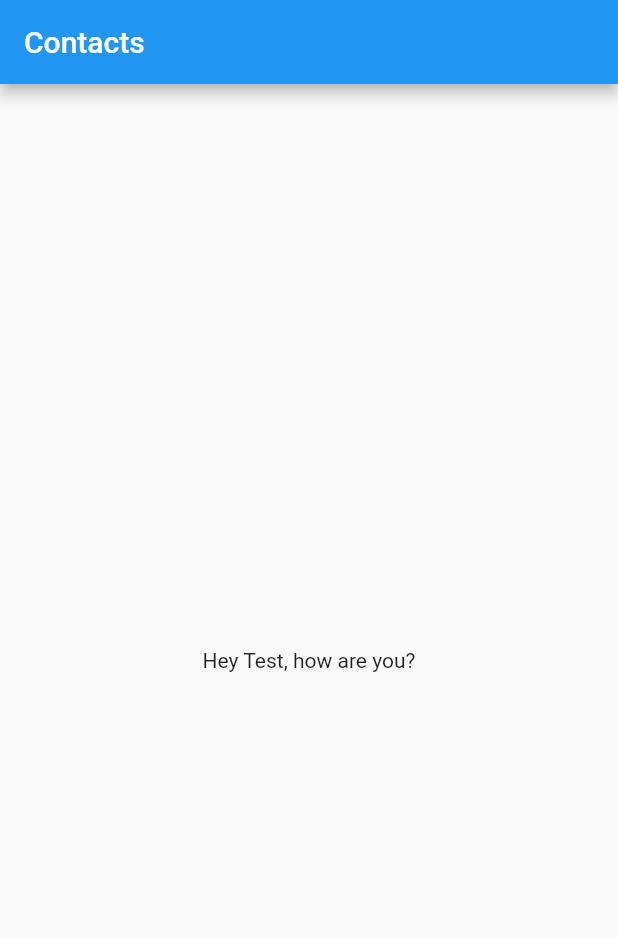
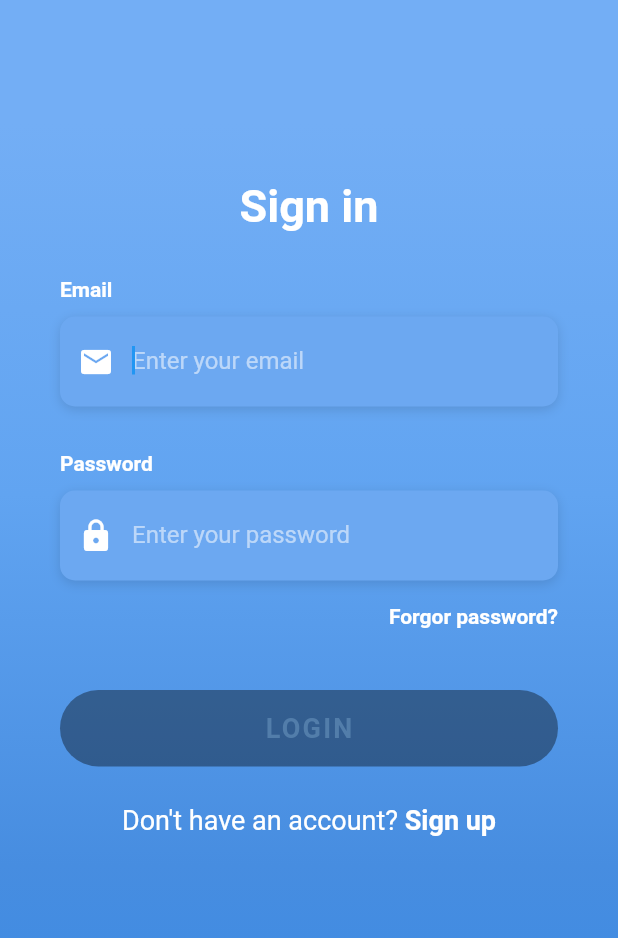
Before and after one commit to LeonardoDeFaveri/ContactsApp, a Flutter app: the screen it shows after launch, on a phone screen of 412 x 824 dp. Shown: the top 938 px of the screen. Run offline on Flutter 3.47's test engine with Material 2 defaults, Android fonts, the phone set to English and light mode, and no system bars; generated files the repository leaves out were written again; Roboto replaces fonts that are missing (OpenSans).

Commit message:
Modificata la UI della pagina di login (secondo un modello preso da YouTube)

```diff
--- a/assets/translations/en.json
+++ b/assets/translations/en.json
@@ -1,4 +1,16 @@
 {
-    "string": "impressive",
-    "string_with_interpolation": "Hey $name, how are you?"
+    "cancel": "Cancel",
+    "confirm": "Confirm",
+
+    "sign_in": "Sign in",
+    "login": "Login",
+    "email": "Email",
+    "password": "Password",
+    "email_hint": "Enter your email",
+    "password_hint": "Enter your password",
+    "empty_field_warning": "Field cannot be left blanck",
+    "change_password_hint": "Forgor password?",
+    "create_new_user_hint": "Don't have an account?",
+    "sign_up": "Sign up",
+    "form_leaving_confirmation": "Are you sure you want to abandon the form? Any changes will be lost."
 }
--- a/assets/translations/it.json
+++ b/assets/translations/it.json
@@ -1,4 +1,14 @@
 {
-    "string": "impressionante",
-    "string_with_interpolation": "Ciao $name, come stai?"
+    "cancel": "Annulla",
+    "confirm": "Conferma",
+
+    "sign_in": "Accedi",
+    "login": "Accedi",
+    "email_hint": "Inserisci il tuo indirizzo email",
+    "password_hint": "Inserisci la tua password",
+    "empty_field_warning": "Il campo non può essere lasciato vuoto",
+    "change_password_hint": "Password dimenticata?",
+    "create_new_user_hint": "Non hai un account?",
+    "sign_up": "Creane uno",
+    "form_leaving_confirmation": "Sei sicuro di voler abbandonare la pagina? Ogni modifica andrà persa."
 }
--- a/lib/main.dart
+++ b/lib/main.dart
@@ -1,4 +1,5 @@
 import 'dart:ui';
+import 'package:Contacts/pages/login_page.dart';
 import 'package:flutter/material.dart';
 import 'package:flutter_localizations/flutter_localizations.dart';
 
@@ -13,6 +14,7 @@ class MyApp extends StatelessWidget {
   Widget build(BuildContext context) {
     return MaterialApp(
       title: 'Contacts',
+      debugShowCheckedModeBanner: false,
       theme: ThemeData(
         primarySwatch: Colors.blue,
         visualDensity: VisualDensity.adaptivePlatformDensity,
@@ -26,7 +28,9 @@ class MyApp extends StatelessWidget {
         GlobalMaterialLocalizations.delegate,
         GlobalWidgetsLocalizations.delegate,
       ],
-      home: MyHomePage(title: 'Contacts'),
+      home: Scaffold(
+        body: LoginPage(),
+      ),
     );
   }
 }
--- /dev/null
+++ b/lib/pages/login_page.dart
@@ -0,0 +1,295 @@
+import 'package:Contacts/models/user.dart';
+import 'package:Contacts/translations_managament/app_localizations.dart';
+import 'package:flutter/material.dart';
+import 'package:flutter/services.dart';
+
+final kHintTextStyle = TextStyle(
+  color: Colors.white54,
+  fontFamily: 'OpenSans',
+);
+
+final kLabelStyle = TextStyle(
+  color: Colors.white,
+  fontWeight: FontWeight.bold,
+  fontFamily: 'OpenSans',
+);
+
+final kBoxDecorationStyle = BoxDecoration(
+  color: Color(0xFF6CA8F1),
+  borderRadius: BorderRadius.circular(10.0),
+  boxShadow: [
+    BoxShadow(
+      color: Colors.black12,
+      blurRadius: 6.0,
+      offset: Offset(0, 2),
+    ),
+  ],
+);
+
+class LoginPage extends StatefulWidget {
+  @override
+  _LoginPageState createState() => _LoginPageState();
+}
+
+class _LoginPageState extends State<LoginPage> {
+  final GlobalKey<FormState> _formKey = GlobalKey<FormState>();
+  bool _formEmpty = true;
+  String _email = "";
+  String _password = "";
+
+  Widget _buildEmailTF() {
+    return Column(
+      crossAxisAlignment: CrossAxisAlignment.start,
+      children: <Widget>[
+        Text(
+          AppLocalizations.instance.translate('email'),
+          style: kLabelStyle,
+        ),
+        SizedBox(height: 10.0),
+        Container(
+          alignment: Alignment.centerLeft,
+          decoration: kBoxDecorationStyle,
+          height: 60.0,
+          child: TextFormField(
+            autofocus: true,
+            keyboardType: TextInputType.emailAddress,
+            style: TextStyle(
+              color: Colors.white,
+              fontFamily: 'OpenSans',
+            ),
+            decoration: InputDecoration(
+              border: InputBorder.none,
+              contentPadding: EdgeInsets.only(top: 14.0),
+              prefixIcon: Icon(
+                Icons.email,
+                color: Colors.white,
+              ),
+              hintText: AppLocalizations.instance.translate('email_hint'),
+              hintStyle: kHintTextStyle,
+            ),
+            onSaved: (value) => _email = value,
+          ),
+        ),
+      ],
+    );
+  }
+
+  Widget _buildPasswordTF() {
+    return Column(
+      crossAxisAlignment: CrossAxisAlignment.start,
+      children: <Widget>[
+        Text(
+          AppLocalizations.instance.translate('password'),
+          style: kLabelStyle,
+        ),
+        SizedBox(height: 10.0),
+        Container(
+          alignment: Alignment.centerLeft,
+          decoration: kBoxDecorationStyle,
+          height: 60.0,
+          child: TextFormField(
+            obscureText: true,
+            style: TextStyle(
+              color: Colors.white,
+              fontFamily: 'OpenSans',
+            ),
+            decoration: InputDecoration(
+              border: InputBorder.none,
+              contentPadding: EdgeInsets.only(top: 14.0),
+              prefixIcon: Icon(
+                Icons.lock,
+                color: Colors.white,
+              ),
+              hintText: AppLocalizations.instance.translate('password_hint'),
+              hintStyle: kHintTextStyle,
+            ),
+            onSaved: (value) => _password = value,
+          ),
+        ),
+      ],
+    );
+  }
+
+  Widget _buildForgotPasswordBtn() {
+    return Container(
+      alignment: Alignment.centerRight,
+      child: FlatButton(
+        onPressed: () => print('Forgot Password Button Pressed'),
+        padding: EdgeInsets.only(right: 0.0),
+        child: Text(
+          AppLocalizations.instance.translate('change_password_hint'),
+          style: kLabelStyle,
+        ),
+      ),
+    );
+  }
+
+  Widget _buildLoginBtn() {
+    return Container(
+      padding: EdgeInsets.symmetric(vertical: 25.0),
+      width: double.infinity,
+      child: RaisedButton(
+        elevation: 5.0,
+        padding: EdgeInsets.all(15.0),
+        shape: RoundedRectangleBorder(
+          borderRadius: BorderRadius.circular(30.0),
+        ),
+        color: Colors.white,
+        child: Text(
+          AppLocalizations.instance.translate('login').toUpperCase(),
+          style: TextStyle(
+            color: Color(0xFF527DAA),
+            letterSpacing: 1.5,
+            fontSize: 18.0,
+            fontWeight: FontWeight.bold,
+            fontFamily: 'OpenSans',
+          ),
+        ),
+        onPressed: _formEmpty
+            ? null
+            : () {
+                if (_formKey.currentState.validate()) {
+                  _formKey.currentState.save();
+                  _testCredentials();
+                }
+              },
+      ),
+    );
+  }
+
+  Widget _buildSignupBtn() {
+    return GestureDetector(
+      onTap: () => print('Sign Up Button Pressed'),
+      child: RichText(
+        text: TextSpan(
+          children: [
+            TextSpan(
+              text: AppLocalizations.instance.translate('create_new_user_hint'),
+              style: TextStyle(
+                color: Colors.white,
+                fontSize: 18.0,
+                fontWeight: FontWeight.w400,
+              ),
+            ),
+            TextSpan(
+              text: " ${AppLocalizations.instance.translate('sign_up')}",
+              style: TextStyle(
+                color: Colors.white,
+                fontSize: 18.0,
+                fontWeight: FontWeight.bold,
+              ),
+            ),
+          ],
+        ),
+      ),
+    );
+  }
+
+  @override
+  Widget build(BuildContext context) {
+    return Scaffold(
+      body: AnnotatedRegion<SystemUiOverlayStyle>(
+        value: SystemUiOverlayStyle.light,
+        child: GestureDetector(
+          onTap: () => FocusScope.of(context).unfocus(),
+          child: Stack(
+            children: <Widget>[
+              Container(
+                height: double.infinity,
+                width: double.infinity,
+                decoration: BoxDecoration(
+                  gradient: LinearGradient(
+                    begin: Alignment.topCenter,
+                    end: Alignment.bottomCenter,
+                    colors: [
+                      Color(0xFF73AEF5),
+                      Color(0xFF61A4F1),
+                      Color(0xFF478DE0),
+                      Color(0xFF398AE5),
+                    ],
+                    stops: [0.1, 0.4, 0.7, 0.9],
+                  ),
+                ),
+              ),
+              Container(
+                height: double.infinity,
+                child: SingleChildScrollView(
+                  physics: AlwaysScrollableScrollPhysics(),
+                  padding: EdgeInsets.symmetric(
+                    horizontal: 40.0,
+                    vertical: 120.0,
+                  ),
+                  child: Form(
+                    key: _formKey,
+                    child: Column(
+                      mainAxisAlignment: MainAxisAlignment.center,
+                      children: <Widget>[
+                        Text(
+                          AppLocalizations.instance.translate('sign_in'),
+                          style: TextStyle(
+                            color: Colors.white,
+                            fontFamily: 'OpenSans',
+                            fontSize: 30.0,
+                            fontWeight: FontWeight.bold,
+                          ),
+                        ),
+                        SizedBox(height: 30.0),
+                        _buildEmailTF(),
+                        SizedBox(
+                          height: 30.0,
+                        ),
+                        _buildPasswordTF(),
+                        _buildForgotPasswordBtn(),
+                        _buildLoginBtn(),
+                        _buildSignupBtn(),
+                      ],
+                    ),
+                    onChanged: _onFormChange,
+                    onWillPop: _onWillPop,
+                  ),
+                ),
+              )
+            ],
+          ),
+        ),
+      ),
+    );
+  }
+
+  void _onFormChange() {
+    _formKey.currentState.save();
+    setState(() {
+      _formEmpty = !(_email.isNotEmpty && _password.isNotEmpty);
+    });
+  }
+
+  Future<bool> _onWillPop() {
+    if (_formEmpty) return Future<bool>.value(true);
+
+    return showDialog<bool>(
+        context: context,
+        builder: (BuildContext context) {
+          return AlertDialog(
+            content: Text(
+              AppLocalizations.instance.translate('form_leaving_confirmation'),
+            ),
+            actions: <Widget>[
+              FlatButton(
+                child: Text(AppLocalizations.instance.translate('cancel')),
+                textColor: Colors.black,
+                onPressed: () => Navigator.pop(context, false),
+              ),
+              FlatButton(
+                child: Text(AppLocalizations.instance.translate('confirm')),
+                textColor: Colors.red,
+                onPressed: () => Navigator.pop(context, true),
+              ),
+            ],
+          );
+        });
+  }
+
+  void _testCredentials() {
+    final User user = User(_email, _password);
+  }
+}
--- /dev/null
+++ b/lib/services/contacts_manager.dart
@@ -0,0 +1,33 @@
+import 'dart:convert';
+import 'dart:io';
+
+import 'package:Contacts/models/user.dart';
+import 'package:http/http.dart';
+
+/// Gestisce la comunicazione con il web service ContactsAPI.
+class ContactsManager {
+  final Client _client = Client();
+  final String _endPoint = 'http://truecloud.ddns.net:9000/contacts/api';
+
+  /// Controlla che le credenziali dell'utente siano corrette.
+  ///
+  /// Restituisce true se le credenziali sono valide, altrimenti false
+  Future<bool> testCredentials(User user) async {
+    Map<String, String> headers = {
+      HttpHeaders.authorizationHeader:
+          'Basic ${_prepareAuthorizationHeader(user)}',
+      HttpHeaders.contentTypeHeader: 'application/json',
+    };
+    Map<String, dynamic> data = {
+      "JustLogin": true,
+    };
+    final response =
+        await _client.post('$_endPoint/users/', headers: headers, body: data);
+
+    return response.statusCode == 200;
+  }
+
+  String _prepareAuthorizationHeader(User user) {
+    return base64Encode(utf8.encode('${user.email}:${user.password}'));
+  }
+}
--- a/pubspec.yaml
+++ b/pubspec.yaml
@@ -26,6 +26,7 @@ dependencies:
   flutter_localizations:
     sdk: flutter
   json_annotation: ^3.0.1
+  http: ^0.12.2
 
 
   # The following adds the Cupertino Icons font to your application.
```
Also changed, not shown: pubspec.lock.
